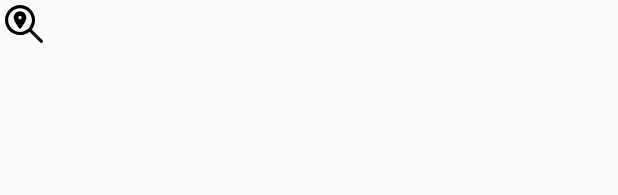
After one commit to coffiejason/AnotherTest, an Android app: the layout toolbar_search.xml on its own in the app's theme, with its tools: preview values and no code run, on a phone screen of 412 x 824 dp. The commit adds this screen. Shown: the top 195 px of the screen. Run offline under Robolectric (Android 15) with nearby library versions, the phone set to English and light mode, and no system bars.

```diff
--- a/app/src/main/java/com/figure/anothertest/ErrandMapActivity.java
+++ b/app/src/main/java/com/figure/anothertest/ErrandMapActivity.java
@@ -353,8 +353,8 @@ public class ErrandMapActivity extends FragmentActivity implements OnMapReadyCal
 
         //hide api
         Places.initialize(getApplicationContext(),"AIzaSyAYWdmSCJ9MyVh0bvBFbrQb9ELgmu3LYu8");
-        /*
-        autocompleteFragment = (AutocompleteSupportFragment) getSupportFragmentManager().findFragmentById(R.id.autocomplete_fragment);
+
+        //autocompleteFragment = (AutocompleteSupportFragment) getSupportFragmentManager().findFragmentById(R.id.autocomplete_fragment);
 
         assert autocompleteFragment != null;
         autocompleteFragment.setPlaceFields(Arrays.asList(Place.Field.ID, Place.Field.NAME));
@@ -371,7 +371,7 @@ public class ErrandMapActivity extends FragmentActivity implements OnMapReadyCal
                 // TODO: Handle the error.
                 Log.i("PlacesError", "An error occurred: " + status);
             }
-        });*/
+        });
 
         //LayoutInflater inflater = this.getLayoutInflater();
         //final View child = inflater.inflate(R.layout.errand_notifyer,null);
--- /dev/null
+++ b/app/src/main/res/drawable/ic_placesearch.xml
@@ -0,0 +1 @@
+<?xml version="1.0" encoding="utf-8"?> <vector xmlns:android="http://schemas.android.com/apk/res/android" android:width="512.005dp" android:height="512.005dp" android:viewportWidth="512.005" android:viewportHeight="512.005"> <path android:fillColor="#000000" android:pathData="M505.749,475.587l-145.6-145.6c28.203-34.837,45.184-79.104,45.184-127.317c0-111.744-90.923-202.667-202.667-202.667 S0,90.925,0,202.669s90.923,202.667,202.667,202.667c48.213,0,92.48-16.981,127.317-45.184l145.6,145.6 c4.16,4.16,9.621,6.251,15.083,6.251s10.923-2.091,15.083-6.251C514.091,497.411,514.091,483.928,505.749,475.587z M202.667,362.669c-88.235,0-160-71.765-160-160s71.765-160,160-160s160,71.765,160,160S290.901,362.669,202.667,362.669z" /> <path android:fillColor="#000000" android:pathData="M202.667,85.336c-47.061,0-85.333,38.272-85.333,85.333c0,43.584,68.992,134.891,76.885,145.152 c2.005,2.645,5.141,4.181,8.448,4.181c3.307,0,6.443-1.536,8.448-4.181C218.987,305.56,288,214.253,288,170.669 C288,123.608,249.728,85.336,202.667,85.336z M202.667,192.003c-11.776,0-21.333-9.579-21.333-21.333 c0-11.755,9.557-21.333,21.333-21.333S224,158.915,224,170.669C224,182.424,214.443,192.003,202.667,192.003z" /> </vector>
--- /dev/null
+++ b/app/src/main/res/layout/toolbar_search.xml
@@ -0,0 +1,25 @@
+<?xml version="1.0" encoding="utf-8"?>
+<RelativeLayout xmlns:android="http://schemas.android.com/apk/res/android"
+    xmlns:app="http://schemas.android.com/apk/res-auto"
+    android:layout_width="wrap_content"
+    android:layout_height="wrap_content">
+
+    <RelativeLayout
+        android:id="@+id/toolbar_body_parent"
+        android:layout_width="32dp"
+        android:layout_height="32dp"
+        android:background="?selectableItemBackgroundBorderless"
+        android:clickable="true"
+        android:focusable="true">
+
+        <ImageView
+            android:id="@+id/toolbar_icon"
+            android:layout_width="25dp"
+            android:layout_height="25dp"
+            android:layout_centerHorizontal="true"
+            android:layout_centerVertical="true"
+            android:src="@drawable/ic_placesearch" />
+
+    </RelativeLayout>
+
+</RelativeLayout>
```
Also changed, not shown: app/src/main/res/layout/activity_errand_map.xml (+9 -1 lines).
